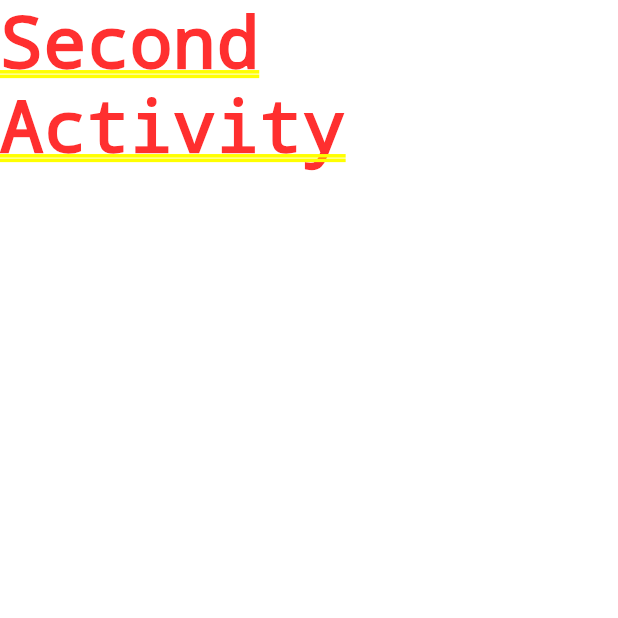
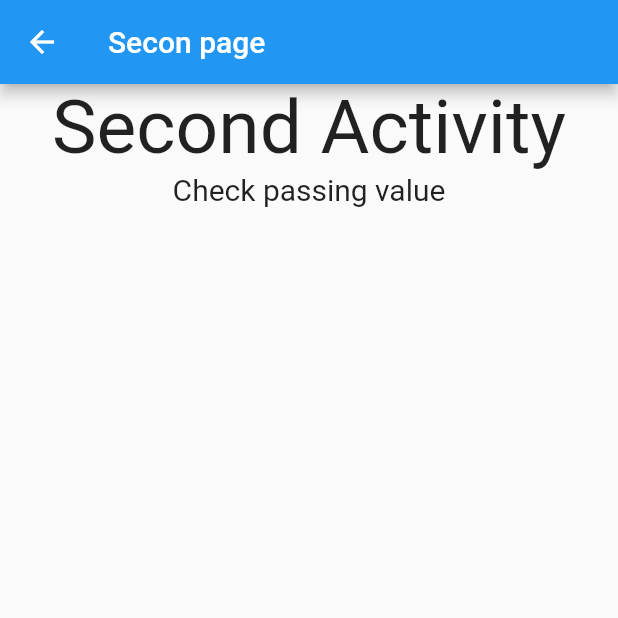
Before and after one commit to sachinthadilshandisanayaka/testing, a Flutter app: the screen it shows after launch, after a tap on "Go to Second", on a phone screen of 412 x 824 dp, the top half of it. Run offline on Flutter 3.47's test engine with Material 2 defaults, Android fonts, the phone set to English and light mode, and no system bars.

Commit message:
add routing

```diff
--- a/lib/main.dart
+++ b/lib/main.dart
@@ -10,6 +10,22 @@ class Home extends StatelessWidget {
   Widget build(BuildContext context) {
     // hot reload, we no need to reload the code, auto reload it
     // because of build(BuildContext)
+    return MaterialApp(
+      title: 'Natigation Testing',
+      theme: ThemeData(
+        primarySwatch: Colors.blue,
+      ),
+      home: FirstActivity(),
+
+    );
+  }
+}
+
+class FirstActivity extends StatelessWidget {
+  const FirstActivity({Key key}) : super(key: key);
+
+  @override
+  Widget build(BuildContext context) {
     return Scaffold(
       appBar: AppBar(
         title: Text(
--- a/lib/second.dart
+++ b/lib/second.dart
@@ -1,3 +1,5 @@
+import 'dart:ui';
+
 import 'package:flutter/material.dart';
 
 class SecondActivity extends StatefulWidget {
@@ -5,14 +7,37 @@ class SecondActivity extends StatefulWidget {
   SecondActivity({Key key, @required this.data}) : super(key: key);
 
   @override
-  _SecondActivityState createState() => _SecondActivityState();
+  _SecondActivityState createState() => _SecondActivityState(data);
 }
 
 class _SecondActivityState extends State<SecondActivity> {
+  final String getData;
+  _SecondActivityState(this.getData);
+
   @override
   Widget build(BuildContext context) {
-    return Container(
-      child: Text('Second Activity'),
+    return Scaffold(
+      appBar: AppBar(
+        title: Text('Secon page'),
+      ),
+      body: Center(
+        child: Column(
+          children: <Widget>[
+            Text(
+              'Second Activity',
+              style: TextStyle(
+                fontSize: 50,
+              ),
+            ),
+            Text(
+              getData,
+              style: TextStyle(
+                fontSize: 20,
+              ),
+            ),
+          ],
+        ),
+      ),
     );
   }
 }
```
Also changed, not shown: lib/routers/route_genarator.dart (added).
